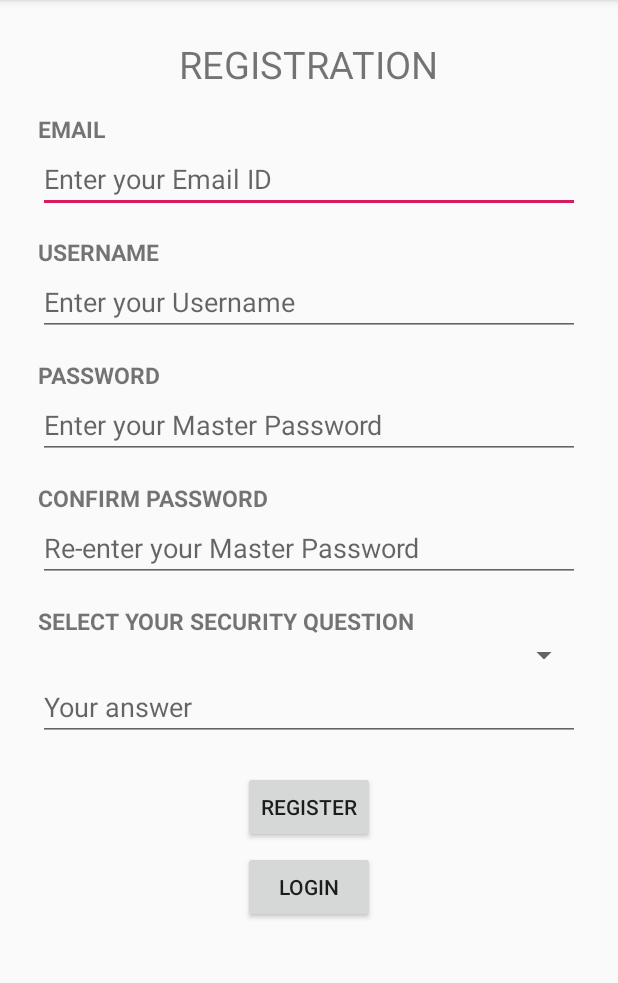
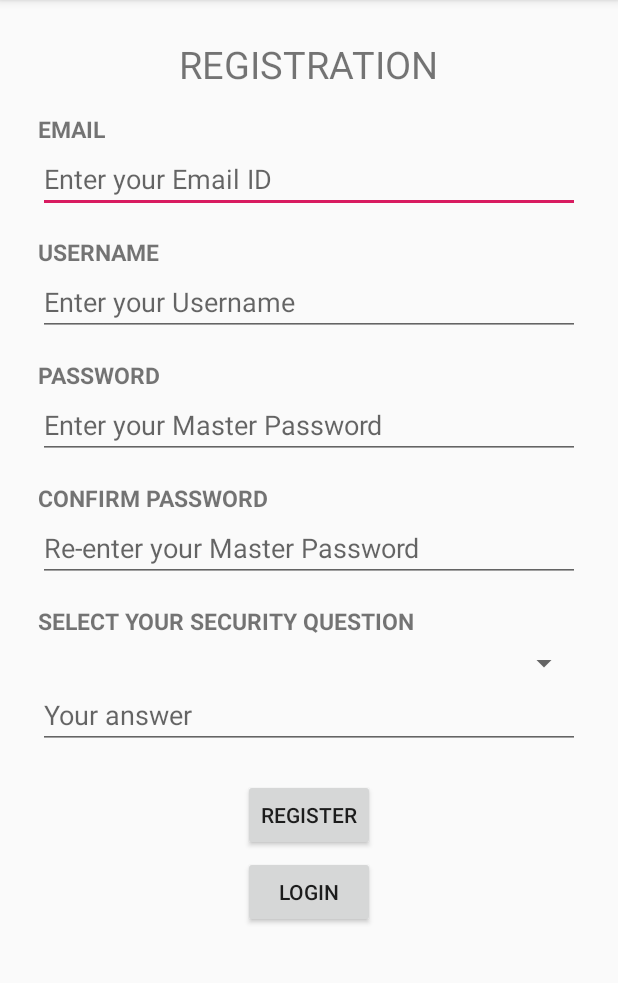
Before and after one commit to SankalpSTG/Passgen-Android-App, an Android app: the Register screen opened directly, with no data from a screen before it, on a phone screen of 412 x 824 dp, the part 84-1067 px from its top. Run offline under Robolectric (Android 15) with nearby library versions, the phone set to English and light mode, and no system bars.

Commit message:
Update activity_register.xml

```diff
--- a/Android/PassGen/app/src/main/res/layout/activity_register.xml
+++ b/Android/PassGen/app/src/main/res/layout/activity_register.xml
@@ -1,9 +1,12 @@
 <?xml version="1.0" encoding="utf-8"?>
-<LinearLayout xmlns:android="http://schemas.android.com/apk/res/android"
+<ScrollView xmlns:android="http://schemas.android.com/apk/res/android"
+    android:layout_width="match_parent"
+    android:layout_height="match_parent"
+    style="@style/AllMainLayouts">
+<LinearLayout
     xmlns:app="http://schemas.android.com/apk/res-auto"
     xmlns:tools="http://schemas.android.com/tools"
     android:layout_width="match_parent"
-    style="@style/AllMainLayouts"
     android:orientation="vertical"
     android:layout_height="match_parent"
     tools:context=".Register">
@@ -84,6 +87,7 @@
         android:text="Select your Security Question"
         android:textAllCaps="true"/>
     <Spinner
+        android:layout_marginTop="5dp"
         android:id="@+id/register_question_spinner"
         android:layout_width="match_parent"
         android:layout_height="wrap_content"
@@ -106,13 +110,11 @@
 
     <Button
         android:id="@+id/register_login_button"
-        android:layout_marginTop="5dp"
+        android:layout_marginTop="3dp"
         android:layout_width="wrap_content"
         android:layout_height="wrap_content"
         android:layout_gravity="center"
         android:text="Login"/>
 
-
-
-
 </LinearLayout>
+</ScrollView>
```
